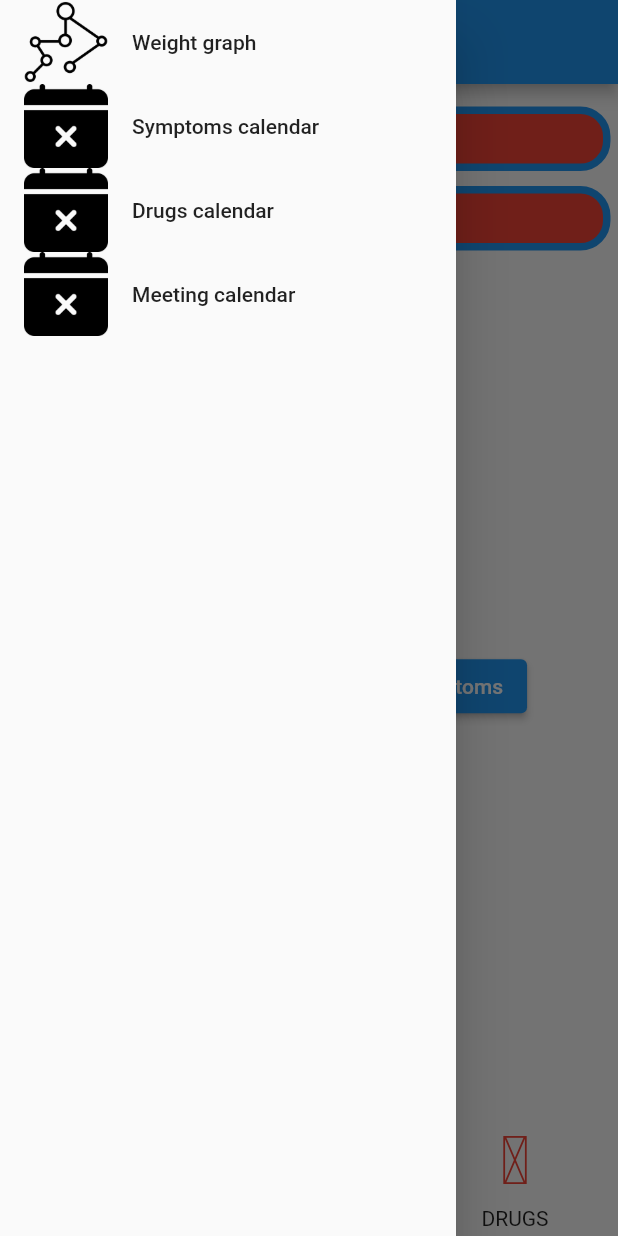
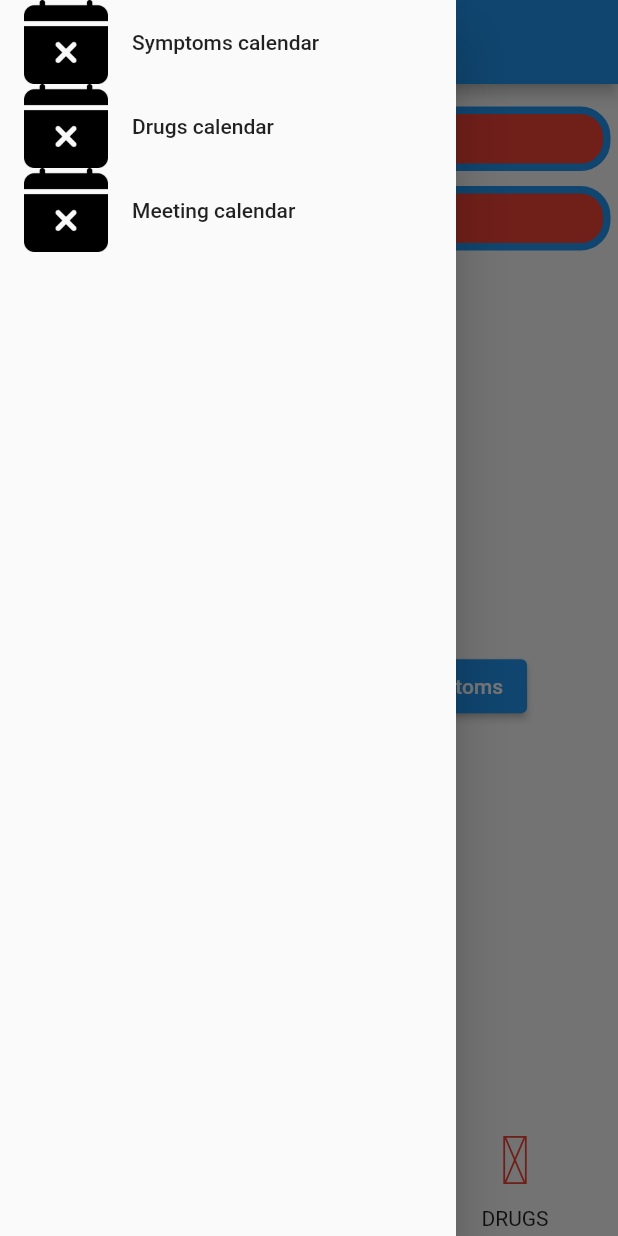
Before and after one commit to Kritor-cyber/MaMuco, a Flutter app: the screen it shows after launch, with the side drawer open, on a phone screen of 412 x 824 dp. Run offline on Flutter 3.47's test engine with Material 2 defaults, Android fonts, the phone set to English and light mode, and no system bars; our stand-ins replace syncfusion_flutter_calendar; missing offline and left inert: syncfusion_localizations.

Commit message:
remise du menu sur la page principale et retrait graphique

```diff
--- a/lib/mainPage.dart
+++ b/lib/mainPage.dart
@@ -1,10 +1,8 @@
-
 import 'package:flutter/material.dart';
 import 'package:ma_muco/Calendars/CalendarWidget.dart';
 import 'package:ma_muco/Calendars/DrugsCalendar.dart';
 import 'package:ma_muco/Calendars/MeetingsCalendar.dart';
 import 'package:ma_muco/Calendars/SymptomsCalendar.dart';
-import 'package:ma_muco/WeightGraph.dart';
 import 'package:ma_muco/customIcons.dart';
 import 'package:ma_muco/utilities.dart';
 
@@ -206,10 +204,9 @@ class _mainPage extends State<mainPage> {
       drawer: Drawer(
         child: ListView(
           children: [
-            getMenu(context, Text(language.getWeightGraph()), Image(image: AssetImage("assets/graph.png")), MaterialPageRoute(builder: (context) => WeightGraph())),
-            getMenu(context, Text(language.getSymptomCalendar()), Image(image: AssetImage("assets/calendar-x-fill.png")), MaterialPageRoute(builder: (context) => CalendarWidget(symptomsCalendar))),
-            getMenu(context, Text(language.getDrugsCalendar()), Image(image: AssetImage("assets/calendar-x-fill.png")), MaterialPageRoute(builder: (context) => CalendarWidget(drugsCalendar))),
-            getMenu(context, Text(language.getMeetingCalendar()), Image(image: AssetImage("assets/calendar-x-fill.png")), MaterialPageRoute(builder: (context) => CalendarWidget(meetingsCalendar))),
+            getMenu(context, Text(language.getSymptomCalendar()), Image(image: AssetImage("assets/calendar-x-fill.png")), MaterialPageRoute(builder: (context) => CalendarWidget(widget.symptomsCalendar))),
+            getMenu(context, Text(language.getDrugsCalendar()), Image(image: AssetImage("assets/calendar-x-fill.png")), MaterialPageRoute(builder: (context) => CalendarWidget(widget.drugsCalendar))),
+            getMenu(context, Text(language.getMeetingCalendar()), Image(image: AssetImage("assets/calendar-x-fill.png")), MaterialPageRoute(builder: (context) => CalendarWidget(widget.meetingsCalendar))),
           ],
         ),
       ),
--- a/pubspec.yaml
+++ b/pubspec.yaml
@@ -63,7 +63,6 @@ flutter:
     - assets/calendar-event-fill.png
     - assets/calendar-x-fill.png
     - assets/calendar2-check-fill.png
-    - assets/graph.png
     - assets/lung.png
     - assets/heart.png
     - assets/medic.png
```
Also changed, not shown: lib/WeightGraph.dart (deleted, +0 -15 lines), pubspec.lock.
